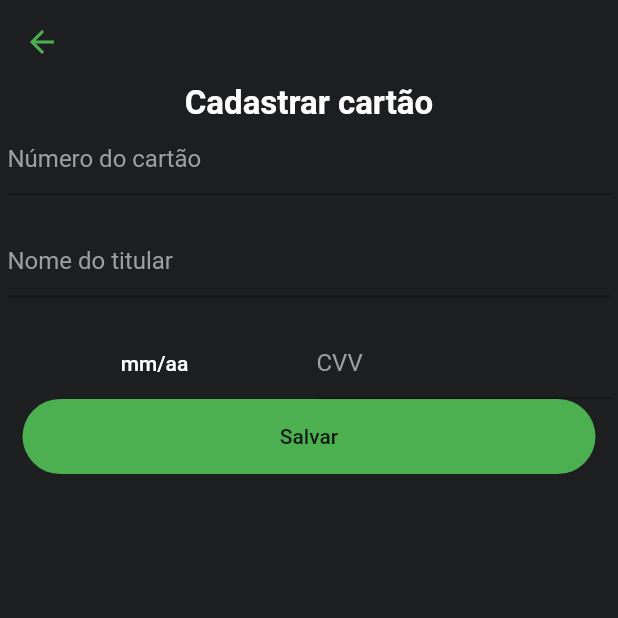
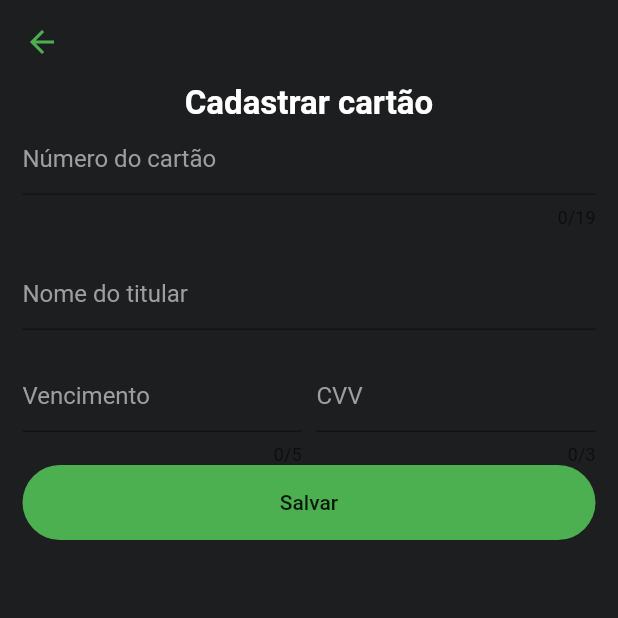
Before and after one commit to muniz95/desafio-picpay-mobile, a Flutter app: the CardFormScreen screen opened directly, on a phone screen of 412 x 824 dp, the top half of it. Run offline on Flutter 3.47's test engine with Material 2 defaults, Android fonts, the phone set to English and light mode, and no system bars; our stand-ins replace dio, rxdart; generated files the repository leaves out were written again; network calls fail.

Commit message:
Fixed expiration and card number masks

```diff
--- a/lib/bloc/card.bloc.dart
+++ b/lib/bloc/card.bloc.dart
@@ -11,9 +11,9 @@ class CardBloc {
   BehaviorSubject<String> _titular = BehaviorSubject<String>();
   Function(String) get setTitular => _titular.sink.add;
 
-  BehaviorSubject<String> _expiration = BehaviorSubject<String>();
-  Stream<String> get expiration => _expiration.stream;
-  Function(String) get setExpiration => _expiration.sink.add;
+  BehaviorSubject<DateTime> _expiration = BehaviorSubject<DateTime>();
+  Stream<DateTime> get expiration => _expiration.stream;
+  Function(DateTime) get setExpiration => _expiration.sink.add;
 
   BehaviorSubject<int> _cvv = BehaviorSubject<int>();
   Function(int) get setCvv => _cvv.sink.add;
--- a/lib/models/card.model.dart
+++ b/lib/models/card.model.dart
@@ -1,7 +1,7 @@
 class Card {
   final int number;
   final String titular;
-  final String expiration;
+  final DateTime expiration;
   final int cvv;
 
   Card({this.number, this.titular, this.expiration, this.cvv});
--- a/lib/screens/card_form.screen.dart
+++ b/lib/screens/card_form.screen.dart
@@ -10,29 +10,31 @@ class CardFormScreen extends StatefulWidget {
 }
 
 class _CardFormScreenState extends State<CardFormScreen> {
-  FocusNode _focus = new FocusNode();
+  final _cardFormatter = _CreditCardInputFormatter();
+  final _monthYearFormatter = _MMYYInputFormatter();
+  FocusNode _focus = FocusNode();
   var _formKey = GlobalKey<FormState>();
   CardBloc _bloc;
-  Future<Null> _selectDate(BuildContext context) async {
-    final DateTime picked = await showDatePicker(
-      context: context,
-      initialDate: DateTime.now(),
-      firstDate: DateTime(2015, 8),
-      lastDate: DateTime(2101),
-    );
-    if (picked != null){
-      String month = picked.month > 9
-        ? "${picked.month}"
-        : "0${picked.month}";
-      String year = picked.year.toString().substring(2);
-      _bloc.setExpiration("$month/$year");
-    }
-  }
+  // Future<Null> _selectDate(BuildContext context) async {
+  //   final DateTime picked = await showDatePicker(
+  //     context: context,
+  //     initialDate: DateTime.now(),
+  //     firstDate: DateTime(2015, 8),
+  //     lastDate: DateTime(2101),
+  //   );
+  //   if (picked != null){
+  //     String month = picked.month > 9
+  //       ? "${picked.month}"
+  //       : "0${picked.month}";
+  //     String year = picked.year.toString().substring(2);
+  //     _bloc.setExpiration("$month/$year");
+  //   }
+  // }
 
   @override
   void initState() {
     super.initState();
-    _focus.addListener(() => _selectDate(context));
+    // _focus.addListener(() => _selectDate(context));
   }
 
   @override
@@ -74,7 +76,7 @@ class _CardFormScreenState extends State<CardFormScreen> {
                   children: <Widget>[
                     Container(
                       margin: EdgeInsets.only(bottom: 20),
-                      padding: EdgeInsets.only(left: 5, right: 5),
+                      padding: EdgeInsets.only(left: 15, right: 15),
                       child: TextFormField(
                         cursorColor: Colors.green,
                         decoration: InputDecoration(
@@ -88,6 +90,10 @@ class _CardFormScreenState extends State<CardFormScreen> {
                             )
                           )
                         ),
+                        maxLength: 19,
+                        inputFormatters: <TextInputFormatter>[
+                          _cardFormatter,
+                        ],
                         keyboardType: TextInputType.number,
                         onSaved: (String val) {
                           _bloc.setNumber(int.parse(val));
@@ -99,7 +105,7 @@ class _CardFormScreenState extends State<CardFormScreen> {
                     ),
                     Container(
                       margin: EdgeInsets.only(bottom: 20),
-                      padding: EdgeInsets.only(left: 5, right: 5),
+                      padding: EdgeInsets.only(left: 15, right: 15),
                       child: TextFormField(
                         cursorColor: Colors.green,
                         decoration: InputDecoration(
@@ -119,56 +125,65 @@ class _CardFormScreenState extends State<CardFormScreen> {
                         style: TextStyle(
                           color: Colors.white,
                         ),
+                        textCapitalization: TextCapitalization.words,
                       ),
                     ),
                     Row(
                       children: <Widget>[
                         Expanded(
                           child: Container(
-                            padding: EdgeInsets.only(left: 5, right: 5),
-                            child: FlatButton(
-                              onPressed: () {
-                                _selectDate(context);
+                            padding: EdgeInsets.only(left: 15, right: 5),
+                            alignment: Alignment.centerLeft,
+                            child: TextFormField(
+                              decoration: InputDecoration(
+                                hintText: "Vencimento",
+                                hintStyle: TextStyle(
+                                  color: Colors.grey,
+                                ),
+                                focusedBorder: UnderlineInputBorder(
+                                  borderSide: BorderSide(
+                                    color: Colors.green
+                                  )
+                                )
+                              ),
+                              focusNode: _focus,
+                              inputFormatters: <TextInputFormatter>[
+                                _monthYearFormatter,
+                              ],
+                              keyboardType: TextInputType.number,
+                              maxLength: 5,
+                              onSaved: (String val) {
+                                List<String> dateValues = val.split("/");
+                                int year = int.parse("20${dateValues[1]}");
+                                int month = int.parse(dateValues[0]);
+                                DateTime expiration = DateTime(year, month);
+                                _bloc.setExpiration(expiration);
                               },
-                              child: StreamBuilder<String>(
-                                stream: _bloc.expiration,
-                                builder: (BuildContext context, AsyncSnapshot snapshot) {
-                                  return Text(
-                                    snapshot.hasData ? snapshot.data : "mm/aa",
-                                    style: TextStyle(
-                                      color: Colors.white,
-                                    ),
-                                  );
-                                },
+                              style: TextStyle(
+                                color: Colors.white,
                               ),
-                              // child: TextFormField(
-                              //   enabled: false,
-                              //   initialValue: _bloc.expiration,
-                              //   decoration: InputDecoration(
-                              //     hintText: "Vencimento",
-                              //     hintStyle: TextStyle(
-                              //       color: Colors.grey,
-                              //     ),
-                              //     focusedBorder: UnderlineInputBorder(
-                              //       borderSide: BorderSide(
-                              //         color: Colors.green
-                              //       )
-                              //     )
-                              //   ),
-                              //   focusNode: _focus,
-                              //   onSaved: (String val) {
-                              //     _bloc.setExpiration(DateTime.now());
-                              //   },
-                              //   style: TextStyle(
-                              //     color: Colors.white,
-                              //   ),
-                              // ),
                             ),
+                            // child: FlatButton(
+                            //   onPressed: () {
+                            //     _selectDate(context);
+                            //   },
+                            //   child: StreamBuilder<String>(
+                            //     stream: _bloc.expiration,
+                            //     builder: (BuildContext context, AsyncSnapshot snapshot) {
+                            //       return Text(
+                            //         snapshot.hasData ? snapshot.data : "mm/aa",
+                            //         style: TextStyle(
+                            //           color: Colors.grey,
+                            //         ),
+                            //       );
+                            //     },
+                            //   ),
+                            // ),
                           ),
                         ),
                         Expanded(
                           child: Container(
-                            padding: EdgeInsets.only(left: 5, right: 5),
+                            padding: EdgeInsets.only(left: 5, right: 15),
                             child: TextFormField(
                               decoration: InputDecoration(
                                 hintText: "CVV",
@@ -181,6 +196,8 @@ class _CardFormScreenState extends State<CardFormScreen> {
                                   )
                                 )
                               ),
+                              keyboardType: TextInputType.number,
+                              maxLength: 3,
                               onSaved: (String val) {
                                 _bloc.setCvv(int.parse(val));
                               },
@@ -230,3 +247,45 @@ class _CardFormScreenState extends State<CardFormScreen> {
     );
   }
 }
+
+class _CreditCardInputFormatter extends TextInputFormatter {
+  @override
+  TextEditingValue formatEditUpdate(TextEditingValue oldValue, TextEditingValue newValue) {
+    final int newTextLength = newValue.text.length;
+    String formattedString = newValue.text;
+    if (oldValue.text.length < newValue.text.length) {
+      if ([4, 9, 14].contains(newTextLength)) {
+        formattedString = "${newValue.text} ";
+      }
+      else {
+        formattedString = "${newValue.text}";
+      }
+    }
+    return TextEditingValue(
+      text: formattedString,
+      selection: TextSelection.collapsed(offset: formattedString.length)
+    );
+  }
+}
+
+class _MMYYInputFormatter extends TextInputFormatter {
+  @override
+  TextEditingValue formatEditUpdate(TextEditingValue oldValue, TextEditingValue newValue) {
+    final int newTextLength = newValue.text.length;
+    String formattedString = newValue.text;
+    if (oldValue.text.length < newValue.text.length) {
+      if (newTextLength == 2) {
+        if (int.parse(newValue.text) > 12) {
+          formattedString = "12/";
+        }
+        else {
+          formattedString = "${newValue.text}/";
+        }
+      }
+    }
+    return TextEditingValue(
+      text: formattedString,
+      selection: TextSelection.collapsed(offset: formattedString.length)
+    );
+  }
+}
```
